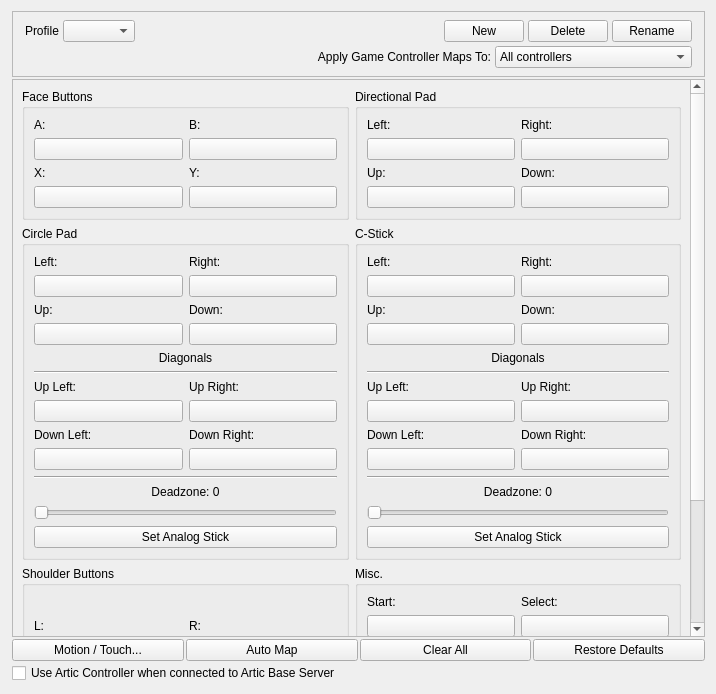
First picture: the form in src/citra_qt/configuration/configure_input.ui, repository azahar-emu/azahar, before the edit.
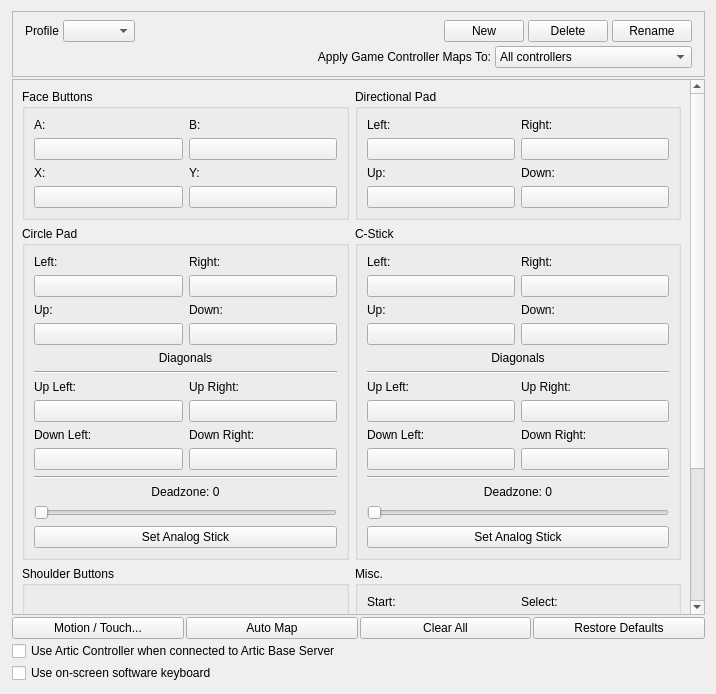
Second picture: the form after the edit.

Commit message: qt: add optional on-screen software keyboard (#2185)

Patch:
```diff
--- a/src/citra_qt/configuration/configure_input.ui
+++ b/src/citra_qt/configuration/configure_input.ui
@@ -1164,6 +1164,13 @@
        </property>
       </widget>
      </item>
+     <item>
+      <widget class="QCheckBox" name="use_onscreen_keyboard">
+       <property name="text">
+        <string>Use on-screen software keyboard</string>
+       </property>
+      </widget>
+     </item>
     </layout>
    </item>
   </layout>
```
The commit also changes 8 other files.
